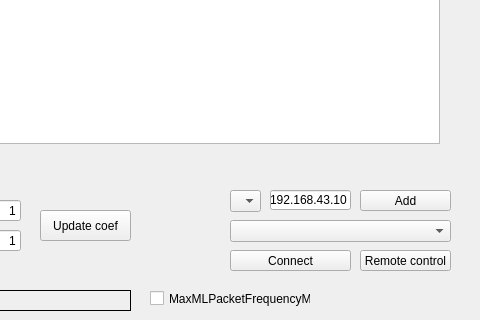
Before: the Qt Designer form LARCmaCS/larcmacs.ui in vkpankov/LARCmaCS, drawn with Qt 5; both pictures show x 320 to 800 and y 280 to 600 of the 800 by 600 pixel window.
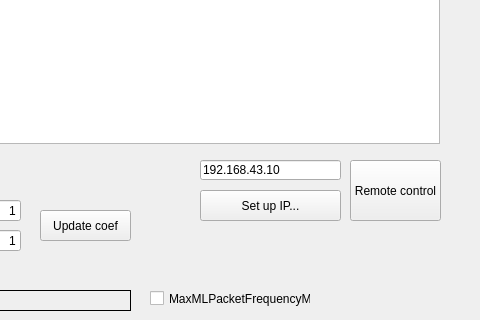
After: the same form once the commit is applied.

The edit to the form file:
```diff
--- a/LARCmaCS/larcmacs.ui
+++ b/LARCmaCS/larcmacs.ui
@@ -171,48 +171,25 @@
     <string>MaxMLPacketFrequencyMod</string>
    </property>
   </widget>
-  <widget class="QPushButton" name="pushButton_Connect">
-   <property name="geometry">
-    <rect>
-     <x>550</x>
-     <y>530</y>
-     <width>121</width>
-     <height>21</height>
-    </rect>
-   </property>
-   <property name="text">
-    <string>Connect</string>
-   </property>
-  </widget>
   <widget class="QPushButton" name="pushButton_RemoteControl">
    <property name="geometry">
     <rect>
-     <x>680</x>
-     <y>530</y>
+     <x>670</x>
+     <y>440</y>
      <width>91</width>
-     <height>21</height>
+     <height>61</height>
     </rect>
    </property>
    <property name="text">
     <string>Remote control</string>
    </property>
   </widget>
-  <widget class="QComboBox" name="robotIpList">
-   <property name="geometry">
-    <rect>
-     <x>550</x>
-     <y>500</y>
-     <width>221</width>
-     <height>22</height>
-    </rect>
-   </property>
-  </widget>
   <widget class="QLineEdit" name="lineEditRobotIp">
    <property name="geometry">
     <rect>
-     <x>590</x>
-     <y>470</y>
-     <width>81</width>
+     <x>520</x>
+     <y>440</y>
+     <width>141</width>
      <height>20</height>
     </rect>
    </property>
@@ -226,30 +203,14 @@
   <widget class="QPushButton" name="AddRobot_pushButton">
    <property name="geometry">
     <rect>
-     <x>680</x>
+     <x>520</x>
      <y>470</y>
-     <width>91</width>
-     <height>21</height>
+     <width>141</width>
+     <height>31</height>
     </rect>
    </property>
    <property name="text">
-    <string>Add</string>
-   </property>
-  </widget>
-  <widget class="QComboBox" name="robotIndex">
-   <property name="geometry">
-    <rect>
-     <x>550</x>
-     <y>470</y>
-     <width>31</width>
-     <height>22</height>
-    </rect>
-   </property>
-   <property name="currentText">
-    <string/>
-   </property>
-   <property name="currentIndex">
-    <number>-1</number>
+    <string>Set up IP...</string>
    </property>
   </widget>
   <widget class="QLineEdit" name="linearSpeed">
```
Left out of the diff: 2 changed lines with no effect on the pictures.
